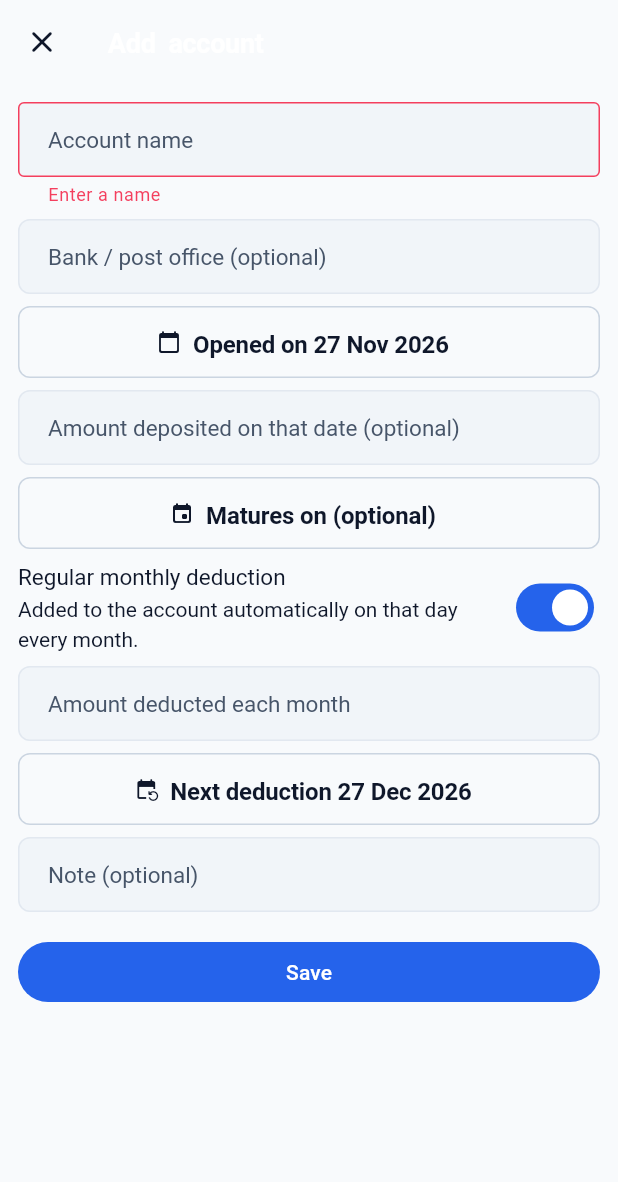
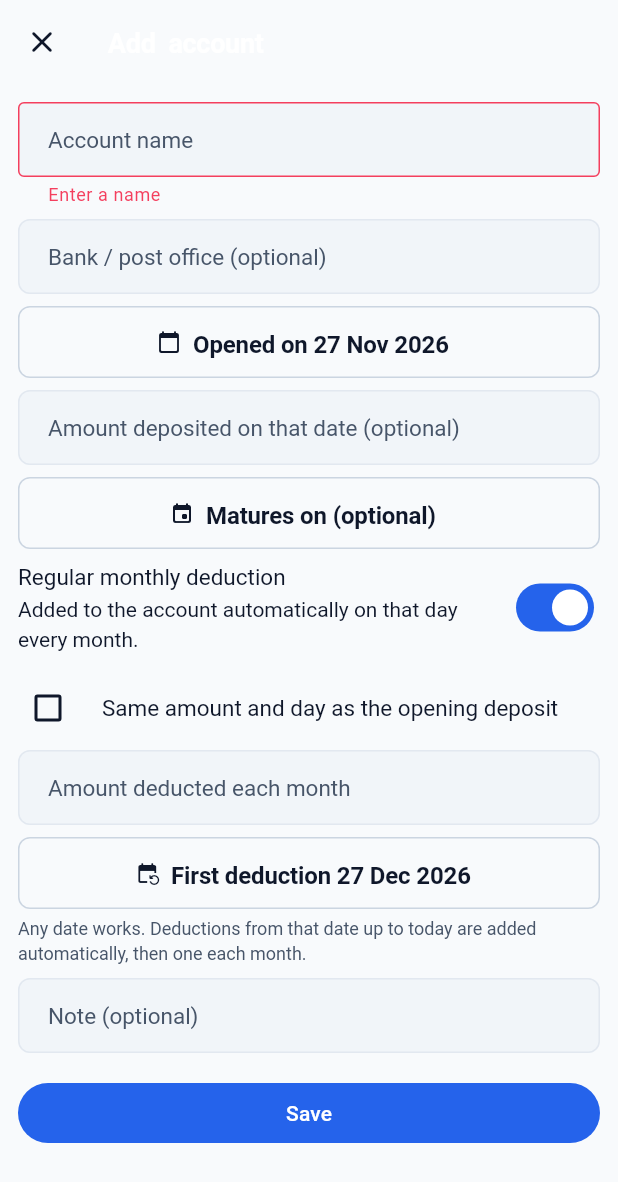
Before and after one commit to AmruthLP12/fin-balance, a Flutter app: the SavingsFormScreen screen opened directly with empty values, after a tap on "Save", after a tap on the "close" icon, after a tap on "Regular monthly deduction", on a phone screen of 412 x 824 dp. Shown: the top 1182 px of the screen. Run offline on Flutter 3.47's test engine with Material 3 defaults, Android fonts, the phone set to English and light mode, and no system bars; our stand-ins replace dio, drift, drift_flutter, file_picker, fl_chart, flutter_local_notifications and 5 more; missing offline and left inert: syncfusion_flutter_pdf; accounts and stored records are empty; generated files the repository leaves out were written again; network calls fail.

Commit message:
fix: correct deposit ledger categories, flexible PPF/SSS deductions, sort deposits by maturity (0.30.1)
- File PPF/SSS under their own categories and repair existing FD/RD/PPF/SSS records on startup
- Monthly deduction can start on any past date with catch-up; same-as-opening option
- Remove voluntary deposit type (old entries still count)
- Sort deposits by nearest maturity date
- Tests, README, CHANGELOG, version 0.30.1+51

```diff
--- a/lib/core/cash_flow.dart
+++ b/lib/core/cash_flow.dart
@@ -30,7 +30,7 @@ String? personalFlowLabel(String type) => switch (type) {
       'lend_given' => 'Money Lent',
       'lend_repaid' => 'Lent Money Returned',
       'interest_received' => 'Interest Received',
-      'voluntary_deposit' => 'Voluntary Deposit',
+      'voluntary_deposit' => 'Deposit', // older entries; one deposit type now
       _ => null,
     };
 
--- a/lib/database/daos/transactions_dao.dart
+++ b/lib/database/daos/transactions_dao.dart
@@ -412,13 +412,13 @@ class TransactionsDao extends DatabaseAccessor<AppDatabase>
   // Balance = deposits + voluntary deposits + interest. It is recomputed from
   // the entries after every change, so edits and deletes can never drift.
 
+  // 'voluntary_deposit' is no longer offered but still counts if it exists.
   static const _savingsDepositTypes = {
     'investment_purchase',
     'voluntary_deposit'
   };
   static const _savingsEntryTypes = {
     'investment_purchase',
-    'voluntary_deposit',
     'interest_received'
   };
 
@@ -443,7 +443,7 @@ class TransactionsDao extends DatabaseAccessor<AppDatabase>
     ));
   }
 
-  /// [type] is 'investment_purchase' (deposit), 'voluntary_deposit' or 'interest_received'.
+  /// [type] is 'investment_purchase' (deposit) or 'interest_received'.
   Future<int> recordSavingsEntry({
     required int itemId,
     required String type,
@@ -525,17 +525,17 @@ class TransactionsDao extends DatabaseAccessor<AppDatabase>
     String? notes,
     int? deductionPaise,
     DateTime? nextDeduction,
+    int? deductionDay,
   }) async {
     return transaction(() async {
-      final cats =
-          await db.categoriesDao.getCategoriesByClassification('asset');
+      final categoryId = await db.categoriesDao.categoryIdForSubType(subType);
       final itemId = await db.financialItemsDao.insertItem(
         FinancialItemsCompanion(
           profileId: Value(profileId),
           name: Value(name),
           itemType: const Value('asset'),
           subType: Value(subType),
-          categoryId: Value(cats.isNotEmpty ? cats.first.id : 1),
+          categoryId: Value(categoryId),
           bankName:
               Value(bank == null || bank.trim().isEmpty ? null : bank.trim()),
           startDate: Value(openedOn),
@@ -554,17 +554,23 @@ class TransactionsDao extends DatabaseAccessor<AppDatabase>
             notes: 'Opening deposit');
       }
       await setSavingsDeduction(
-          itemId: itemId, amountPaise: deductionPaise, nextDate: nextDeduction);
+          itemId: itemId,
+          amountPaise: deductionPaise,
+          nextDate: nextDeduction,
+          day: deductionDay);
       return itemId;
     });
   }
 
   /// Sets, changes or (with a null/zero amount) stops the monthly deduction.
-  /// The first deduction is on [nextDate]; later ones follow on the same day.
+  /// The first deduction is on [nextDate]; later ones follow on [day]
+  /// (default: the day of [nextDate]). A past [nextDate] is caught up by the
+  /// auto-poster.
   Future<void> setSavingsDeduction({
     required int itemId,
     int? amountPaise,
     DateTime? nextDate,
+    int? day,
   }) async {
     final item = await db.financialItemsDao.getItemById(itemId);
     if (item == null) return;
@@ -582,7 +588,7 @@ class TransactionsDao extends DatabaseAccessor<AppDatabase>
       }
       return;
     }
-    final day = DateTime(nextDate.year, nextDate.month, nextDate.day);
+    final first = DateTime(nextDate.year, nextDate.month, nextDate.day);
     if (existing == null) {
       await dao.insertSchedule(RecurringTransactionsCompanion(
         profileId: Value(item.profileId),
@@ -592,19 +598,19 @@ class TransactionsDao extends DatabaseAccessor<AppDatabase>
         categoryId: Value(item.categoryId),
         amountPaise: Value(amountPaise),
         frequency: const Value('monthly'),
-        scheduledDay: Value(day.day),
-        startDate: Value(day),
+        scheduledDay: Value(day ?? first.day),
+        startDate: Value(first),
         endDate: Value(item.maturityDate),
-        nextDueDate: Value(day),
+        nextDueDate: Value(first),
       ));
     } else {
       await dao.updateSchedule(existing.copyWith(
         name: item.name,
         amountPaise: amountPaise,
-        scheduledDay: day.day,
-        startDate: day,
+        scheduledDay: day ?? first.day,
+        startDate: first,
         endDate: Value(item.maturityDate),
-        nextDueDate: Value(day),
+        nextDueDate: Value(first),
         lastProcessedDate: const Value(null),
         status: 'active',
         updatedAt: DateTime.now().toUtc(),
--- a/lib/features/navigation/screens/main_scaffold.dart
+++ b/lib/features/navigation/screens/main_scaffold.dart
@@ -41,7 +41,7 @@ class _MainScaffoldState extends ConsumerState<MainScaffold> {
   @override
   void initState() {
     super.initState();
-    ref.read(databaseProvider).categoriesDao.repairMutualFundCategories();
+    ref.read(databaseProvider).categoriesDao.repairHoldingCategories();
     applyDueEmis(ref.read(databaseProvider));
     // NAV refresh is handled app-wide by NavAutoRefresh.
     WidgetsBinding.instance.addPostFrameCallback((_) async {
--- a/lib/features/savings/savings_form.dart
+++ b/lib/features/savings/savings_form.dart
@@ -5,6 +5,7 @@ import '../../core/formatting/date_formatter.dart';
 import '../../core/providers/database_provider.dart';
 import '../../core/theme/app_spacing.dart';
 import '../../data/assets/deposit_calculator.dart' show addMonthsClamped;
+import '../../data/assets/recurring_deposit_service.dart';
 import '../../database/app_database.dart';
 import '../../database/precision/financial_precision.dart';
 
@@ -36,6 +37,7 @@ class _SavingsFormScreenState extends ConsumerState<SavingsFormScreen> {
   DateTime? _maturity;
   bool _maturityTouched = false;
   bool _deduct = false;
+  bool _sameAsOpening = false;
   DateTime _nextDeduction = addMonthsClamped(DateTime.now(), 1);
   bool _saving = false;
 
@@ -100,24 +102,32 @@ class _SavingsFormScreenState extends ConsumerState<SavingsFormScreen> {
     try {
       final dao = ref.read(transactionsDaoProvider);
       final bank = _bank.text.trim();
-      final deductionPaise = _deduct
-          ? FinancialPrecision.rupeesToPaise(
-              double.parse(_deduction.text.trim()))
-          : null;
+      final opening = double.tryParse(_opening.text.trim()) ?? 0;
+      final opened = DateTime(_openedOn.year, _openedOn.month, _openedOn.day);
+      // "Same as opening": the opening deposit is the first one, so deductions
+      // start a month later on the same day with the same amount.
+      final same = _deduct && _sameAsOpening && !_editing;
+      final deductionPaise = !_deduct
+          ? null
+          : FinancialPrecision.rupeesToPaise(
+              same ? opening : double.parse(_deduction.text.trim()));
+      final firstDeduction =
+          same ? addMonthsClamped(opened, 1) : _nextDeduction;
+      final deductionDay = same ? opened.day : _nextDeduction.day;
       final item = widget.item;
       if (item == null) {
-        final opening = double.tryParse(_opening.text.trim()) ?? 0;
         await dao.openSavingsAccount(
           profileId: ref.read(activeProfileIdProvider),
           subType: widget.subType,
           name: _name.text.trim(),
-          openedOn: DateTime(_openedOn.year, _openedOn.month, _openedOn.day),
+          openedOn: opened,
           openingPaise: FinancialPrecision.rupeesToPaise(opening),
           bank: bank,
           maturityDate: _maturity,
           notes: _notes.text,
           deductionPaise: deductionPaise,
-          nextDeduction: _nextDeduction,
+          nextDeduction: firstDeduction,
+          deductionDay: deductionDay,
         );
       } else {
         await ref.read(financialItemsDaoProvider).updateItem(item.copyWith(
@@ -132,8 +142,11 @@ class _SavingsFormScreenState extends ConsumerState<SavingsFormScreen> {
         await dao.setSavingsDeduction(
             itemId: item.id,
             amountPaise: deductionPaise,
-            nextDate: _nextDeduction);
+            nextDate: firstDeduction,
+            day: deductionDay);
       }
+      // A first deduction in the past is posted for every month up to today.
+      await applyDueDepositTransactions(ref.read(databaseProvider));
       if (mounted) Navigator.of(context).pop();
     } catch (e) {
       if (mounted) {
@@ -202,10 +215,17 @@ class _SavingsFormScreenState extends ConsumerState<SavingsFormScreen> {
                     labelText: 'Amount deposited on that date (optional)',
                     prefixText: '₹ ',
                     border: OutlineInputBorder()),
-                validator: (v) => (v ?? '').trim().isEmpty ||
-                        (double.tryParse(v!.trim()) ?? -1) >= 0
+                validator: (v) {
+                  final n = double.tryParse((v ?? '').trim());
+                  if (_deduct && _sameAsOpening) {
+                    return n == null || n <= 0
+                        ? 'Enter the amount to repeat every month'
+                        : null;
+                  }
+                  return (v ?? '').trim().isEmpty || (n ?? -1) >= 0
                       ? null
-                    : 'Enter a valid amount',
+                      : 'Enter a valid amount';
+                },
               ),
               const SizedBox(height: AppSpacing.sm),
             ],
@@ -248,6 +268,16 @@ class _SavingsFormScreenState extends ConsumerState<SavingsFormScreen> {
               onChanged: (v) => setState(() => _deduct = v),
             ),
             if (_deduct) ...[
+              if (!_editing)
+                CheckboxListTile(
+                  contentPadding: EdgeInsets.zero,
+                  controlAffinity: ListTileControlAffinity.leading,
+                  title:
+                      const Text('Same amount and day as the opening deposit'),
+                  value: _sameAsOpening,
+                  onChanged: (v) => setState(() => _sameAsOpening = v ?? false),
+                ),
+              if (!_sameAsOpening || _editing) ...[
                 TextFormField(
                   controller: _deduction,
                   keyboardType:
@@ -262,14 +292,18 @@ class _SavingsFormScreenState extends ConsumerState<SavingsFormScreen> {
                 OutlinedButton.icon(
                   icon: const Icon(Icons.event_repeat_rounded, size: 16),
                   label: Text(
-                    'Next deduction ${DateFormatter.formatDate(_nextDeduction)}'),
+                      '${_editing ? 'Next' : 'First'} deduction ${DateFormatter.formatDate(_nextDeduction)}'),
                   onPressed: () async {
-                  final today = DateTime.now();
-                  final d = await _pick(
-                      _nextDeduction.isBefore(today) ? today : _nextDeduction,
-                      first: DateTime(today.year, today.month, today.day));
+                    final d = await _pick(_nextDeduction);
                     if (d != null) setState(() => _nextDeduction = d);
                   },
+                ),
+              ],
+              const Padding(
+                padding: EdgeInsets.only(top: 4),
+                child: Text(
+                    'Any date works. Deductions from that date up to today are added automatically, then one each month.',
+                    style: TextStyle(fontSize: 12)),
               ),
             ],
             const SizedBox(height: AppSpacing.sm),
--- a/pubspec.yaml
+++ b/pubspec.yaml
@@ -1,7 +1,7 @@
 name: finbalance
 description: "FinBalance — Offline-first personal finance tracker for assets, liabilities, and net worth."
 publish_to: "none"
-version: 0.30.0+50
+version: 0.30.1+51
 
 environment:
   sdk: ">=3.3.0 <4.0.0"
```
Also changed, not shown: lib/database/app_database.dart (+12 -0 lines), lib/database/daos/categories_dao.dart (+41 -15 lines), lib/features/assets/screens/assets_screen.dart (+17 -0 lines), lib/features/savings/savings_details_screen.dart (+1 -7 lines), 6 other files. Lines whose indentation alone changed are shown as unchanged.
